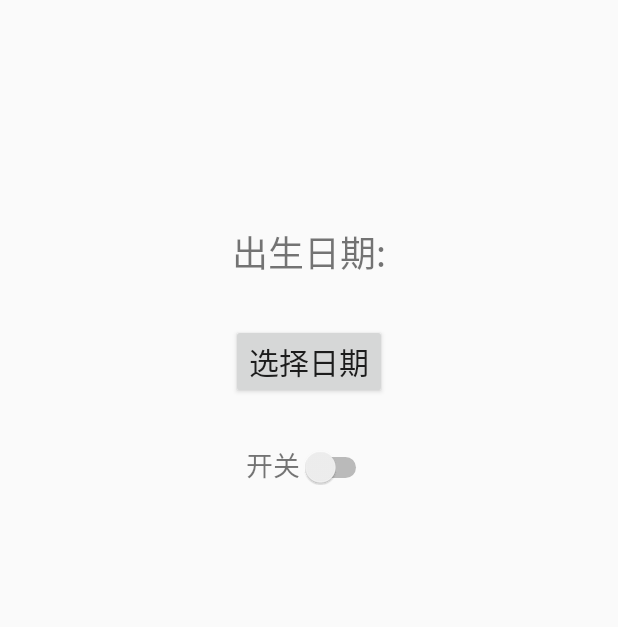
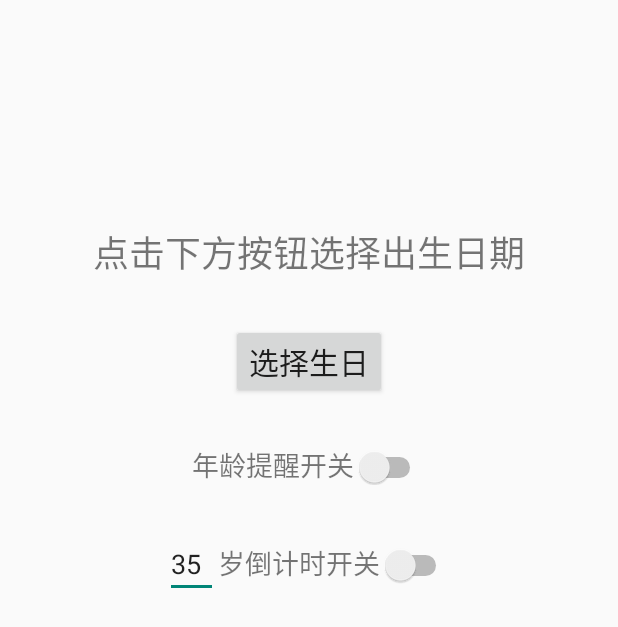
Before and after one commit to iFlicker/ages_android, an Android app: the screen it shows after launch (MainActivity), on a phone screen of 412 x 824 dp. Shown: the top 627 px of the screen. Run offline under Robolectric (Android 15) with nearby library versions, the phone set to English and light mode, and no system bars.

Commit message:
v1.5 提交部分倒计时代码

```diff
--- a/app/src/main/java/com/ffflicker/ages_android/MainActivity.kt
+++ b/app/src/main/java/com/ffflicker/ages_android/MainActivity.kt
@@ -5,12 +5,15 @@ import android.app.AlertDialog
 import android.app.DatePickerDialog
 import android.app.Dialog
 import android.content.Intent
+import android.content.SharedPreferences
 import android.os.Build
 import android.os.Bundle
+import android.text.Editable
+import android.text.TextWatcher
 import android.view.View
 import android.view.WindowManager
-import android.widget.CompoundButton
 import android.widget.DatePicker
+import android.widget.EditText
 import android.widget.Switch
 import android.widget.TextView
 import java.text.SimpleDateFormat
@@ -21,31 +24,81 @@ class MainActivity : Activity(), DatePickerDialog.OnDateSetListener {
 
     companion object {
         public var mDateOfBirth:Long = 0
+        public var mTargetYear:Int = 35
+        val PARAM_BIRTH = "birth"
+        val PARAM_TARGET = "target"
     }
 
     private val mCalendar:Calendar = Calendar.getInstance()
     private lateinit var mDateTextView:TextView
+    private lateinit var mSP:SharedPreferences
 
     override fun onCreate(savedInstanceState: Bundle?) {
         super.onCreate(savedInstanceState)
         setContentView(R.layout.activity_main)
 
+        mSP = getSharedPreferences("ages", MODE_PRIVATE)
         mDateTextView = findViewById(R.id.date)
+
+        mDateOfBirth = getParam(PARAM_BIRTH, 0)
+        mTargetYear = getParam(PARAM_TARGET, 35).toInt()
+        findViewById<EditText>(R.id.countdown_age).setText(mTargetYear.toString())
+
+
         findViewById<View>(R.id.pickDate).setOnClickListener {
             openDatePicker()
         }
 
-        findViewById<Switch>(R.id.switchNotification).setOnCheckedChangeListener { buttonView, isChecked ->
-            if (isChecked) {
-                if (Build.VERSION.SDK_INT >= Build.VERSION_CODES.O)
-                    startForegroundService(Intent(this, AgeService::class.java))
-                else
-                    startService(Intent(this, AgeService::class.java))
-            } else {
-                stopService(Intent(this, AgeService::class.java))
-            }
+        val intent = Intent(this, AgeService::class.java)
+        findViewById<Switch>(R.id.switch_ages).setOnCheckedChangeListener { buttonView, isChecked ->
+            intent.putExtra(AgeService.ACTION_TYPE, AgeService.ACTION_AGES)
+            if (isChecked)
+                intent.putExtra(AgeService.ACTION_STATE, true)
+            else
+                intent.putExtra(AgeService.ACTION_STATE, false)
+
+            if (Build.VERSION.SDK_INT >= Build.VERSION_CODES.O)
+                startForegroundService(intent)
+            else
+                startService(intent)
         }
 
+        findViewById<Switch>(R.id.switch_countdown).setOnCheckedChangeListener { buttonView, isChecked ->
+            intent.putExtra(AgeService.ACTION_TYPE, AgeService.ACTION_COUNTDOWN)
+            if (isChecked)
+                intent.putExtra(AgeService.ACTION_STATE, true)
+            else
+                intent.putExtra(AgeService.ACTION_STATE, false)
+
+            if (Build.VERSION.SDK_INT >= Build.VERSION_CODES.O)
+                startForegroundService(intent)
+            else
+                startService(intent)
+        }
+
+        findViewById<EditText>(R.id.countdown_age).addTextChangedListener(
+            object : TextWatcher {
+                override fun beforeTextChanged(s: CharSequence, start: Int, count: Int, after: Int) {
+                }
+
+                override fun onTextChanged(s: CharSequence, start: Int, before: Int, count: Int) {
+                }
+
+                override fun afterTextChanged(s: Editable?) {
+                    mTargetYear = s.toString() as Int
+                    saveParam(PARAM_TARGET, mTargetYear.toLong())
+                }
+            }
+        )
+
+    }
+
+    private fun saveParam(key:String, value:Long ) {
+        mSP.edit().putLong(key, value).apply()
+    }
+
+    private fun getParam(key:String, default:Long ) :Long {
+        return mSP.getLong(key, default)
     }
 
     private fun openDatePicker() {
@@ -68,6 +121,7 @@ class MainActivity : Activity(), DatePickerDialog.OnDateSetListener {
                 mCalendar.set(Calendar.DAY_OF_MONTH, day)
                 mDateTextView.text = SimpleDateFormat("yyyy-MM-dd", Locale.getDefault()).format(mCalendar.time)
                 mDateOfBirth = mCalendar.timeInMillis
+                saveParam(PARAM_BIRTH, mDateOfBirth)
                 dialog.cancel()
             }
             val dialog: Dialog = builder.create()
@@ -85,6 +139,7 @@ class MainActivity : Activity(), DatePickerDialog.OnDateSetListener {
         mCalendar.set(Calendar.DAY_OF_MONTH, dayOfMonth)
         mDateTextView.text = SimpleDateFormat("yyyy-MM-dd", Locale.getDefault()).format(mCalendar.time)
         mDateOfBirth = mCalendar.timeInMillis
+        saveParam(PARAM_BIRTH, mDateOfBirth)
     }
 
 
--- a/app/src/main/res/layout/activity_main.xml
+++ b/app/src/main/res/layout/activity_main.xml
@@ -26,6 +26,7 @@
         android:layout_height="wrap_content"/>
 
     <LinearLayout
+        android:id="@+id/siwtch_layout_0"
         android:layout_centerHorizontal="true"
         android:layout_below="@+id/pickDate"
         android:layout_marginTop="30dp"
@@ -34,12 +35,43 @@
         android:orientation="horizontal">
 
         <TextView
-            android:text="@string/switch_text"
+            android:text="@string/ages_switch_text"
             android:textSize="18sp"
             android:layout_width="wrap_content"
             android:layout_height="wrap_content"/>
         <Switch
-            android:id="@+id/switchNotification"
+            android:id="@+id/switch_ages"
+            android:textOff=""
+            android:textOn=""
+            android:layout_width="wrap_content"
+            android:layout_height="wrap_content"/>
+    </LinearLayout>
+
+    <LinearLayout
+        android:layout_centerHorizontal="true"
+        android:layout_below="@+id/siwtch_layout_0"
+        android:layout_marginTop="30dp"
+        android:layout_width="wrap_content"
+        android:layout_height="wrap_content"
+        android:orientation="horizontal">
+
+        <EditText
+            android:id="@+id/countdown_age"
+            android:digits="0123456789"
+            android:inputType="number"
+            android:maxLength="3"
+            android:text="35"
+            android:layout_width="35dp"
+            android:layout_height="wrap_content"/>
+
+        <TextView
+            android:text="@string/countdown_switch_text"
+            android:textSize="18sp"
+            android:layout_width="wrap_content"
+            android:layout_height="wrap_content"/>
+
+        <Switch
+            android:id="@+id/switch_countdown"
             android:textOff=""
             android:textOn=""
             android:layout_width="wrap_content"
--- a/app/src/main/res/values/strings.xml
+++ b/app/src/main/res/values/strings.xml
@@ -1,10 +1,15 @@
 <resources>
     <string name="app_name">Ages</string>
-    <string name="date_of_birth">出生日期:</string>
-    <string name="pick_date">选择日期</string>
+    <string name="date_of_birth">点击下方按钮选择出生日期</string>
+    <string name="pick_date">选择生日</string>
     <string name="switch_open">开</string>
     <string name="switch_close">关</string>
-    <string name="switch_text">开关</string>
+    <string name="ages_switch_text">年龄提醒开关</string>
+    <string name="countdown_switch_text">岁倒计时开关</string>
     <string name="text_ok">确定</string>
     <string name="text_year">岁</string>
+    <string name="text_year2">年</string>
+
+    <string name="text_year3">距离35岁还有</string>
+    <string name="text_far_from">距离</string>
 </resources>
--- a/app/src/main/res/xml/widget_provider.xml
+++ b/app/src/main/res/xml/widget_provider.xml
@@ -3,7 +3,7 @@
     android:minHeight="40dp"
     android:minWidth="250dp"
     android:previewImage="@drawable/icon_ages"
-    android:initialLayout="@layout/layout_widget"
+    android:initialLayout="@layout/layout_ages_widget"
     android:updatePeriodMillis="300"
     android:resizeMode="horizontal|vertical"
     android:widgetCategory="home_screen">
```
Also changed, not shown: app/src/main/java/com/ffflicker/ages_android/AgeService.kt (+103 -26 lines), app/src/main/res/layout/layout_countdown_notify.xml (added, +44 -0 lines), app/src/main/res/layout/layout_countdown_widget.xml (added, +38 -0 lines), app/src/main/res/layout/layout_ages_notify.xml (renamed from app/src/main/res/layout/layout_notify.xml), app/src/main/res/layout/layout_ages_widget.xml (renamed from app/src/main/res/layout/layout_widget.xml), 1 other file.
